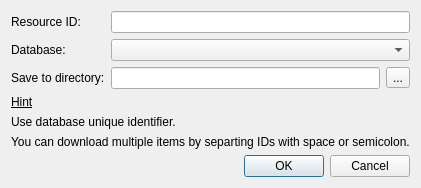
This is src/corelibs/U2Gui/src/util/ui/DownloadRemoteFileDialog.ui in violethaze74/ugene as Qt 5 draws it before an edit. The edited form follows.
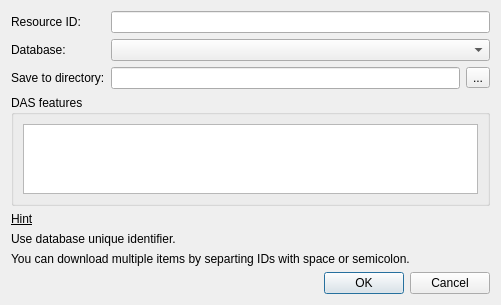
This is the edited form.

```diff
--- a/src/corelibs/U2Gui/src/util/ui/DownloadRemoteFileDialog.ui
+++ b/src/corelibs/U2Gui/src/util/ui/DownloadRemoteFileDialog.ui
@@ -6,10 +6,22 @@
    <rect>
     <x>0</x>
     <y>0</y>
-    <width>405</width>
-    <height>177</height>
+    <width>501</width>
+    <height>291</height>
    </rect>
   </property>
+  <property name="sizePolicy">
+   <sizepolicy hsizetype="Expanding" vsizetype="Expanding">
+    <horstretch>0</horstretch>
+    <verstretch>0</verstretch>
+   </sizepolicy>
+  </property>
+  <property name="minimumSize">
+   <size>
+    <width>480</width>
+    <height>0</height>
+   </size>
+  </property>
   <property name="windowTitle">
    <string>Fetch data from remote database</string>
   </property>
@@ -18,16 +30,35 @@
     <layout class="QGridLayout" name="gridLayout">
      <item row="0" column="0">
       <widget class="QLabel" name="label">
+       <property name="sizePolicy">
+        <sizepolicy hsizetype="Preferred" vsizetype="Fixed">
+         <horstretch>0</horstretch>
+         <verstretch>0</verstretch>
+        </sizepolicy>
+       </property>
        <property name="text">
         <string>Resource ID:</string>
        </property>
       </widget>
      </item>
      <item row="0" column="1">
-      <widget class="QLineEdit" name="idLineEdit"/>
+      <widget class="QLineEdit" name="idLineEdit">
+       <property name="sizePolicy">
+        <sizepolicy hsizetype="Expanding" vsizetype="Fixed">
+         <horstretch>0</horstretch>
+         <verstretch>0</verstretch>
+        </sizepolicy>
+       </property>
+      </widget>
      </item>
      <item row="1" column="0">
       <widget class="QLabel" name="label_3">
+       <property name="sizePolicy">
+        <sizepolicy hsizetype="Preferred" vsizetype="Fixed">
+         <horstretch>0</horstretch>
+         <verstretch>0</verstretch>
+        </sizepolicy>
+       </property>
        <property name="text">
         <string>Database:</string>
        </property>
@@ -43,20 +74,26 @@
        </property>
       </widget>
      </item>
-     <item row="2" column="0">
-      <widget class="QLabel" name="saveFilenameLabel">
-       <property name="text">
-        <string>Save to directory:</string>
-       </property>
-      </widget>
-     </item>
      <item row="2" column="1">
       <layout class="QHBoxLayout" name="horizontalLayout">
        <item>
-        <widget class="QLineEdit" name="saveFilenameLineEdit"/>
+        <widget class="QLineEdit" name="saveFilenameLineEdit">
+         <property name="sizePolicy">
+          <sizepolicy hsizetype="Expanding" vsizetype="Fixed">
+           <horstretch>0</horstretch>
+           <verstretch>0</verstretch>
+          </sizepolicy>
+         </property>
+        </widget>
        </item>
        <item>
         <widget class="QToolButton" name="saveFilenameToolButton">
+         <property name="sizePolicy">
+          <sizepolicy hsizetype="Fixed" vsizetype="Fixed">
+           <horstretch>0</horstretch>
+           <verstretch>0</verstretch>
+          </sizepolicy>
+         </property>
          <property name="text">
           <string>...</string>
          </property>
@@ -64,23 +101,72 @@
        </item>
       </layout>
      </item>
+     <item row="2" column="0">
+      <widget class="QLabel" name="saveFilenameLabel">
+       <property name="sizePolicy">
+        <sizepolicy hsizetype="Preferred" vsizetype="Fixed">
+         <horstretch>0</horstretch>
+         <verstretch>0</verstretch>
+        </sizepolicy>
+       </property>
+       <property name="text">
+        <string>Save to directory:</string>
+       </property>
+      </widget>
+     </item>
     </layout>
    </item>
    <item>
-    <spacer name="verticalSpacer_2">
-     <property name="orientation">
-      <enum>Qt::Vertical</enum>
+    <widget class="QGroupBox" name="dasBox">
+     <property name="sizePolicy">
+      <sizepolicy hsizetype="Expanding" vsizetype="Preferred">
+       <horstretch>0</horstretch>
+       <verstretch>0</verstretch>
+      </sizepolicy>
      </property>
-     <property name="sizeHint" stdset="0">
+     <property name="minimumSize">
       <size>
-       <width>20</width>
-       <height>21</height>
+       <width>0</width>
+       <height>0</height>
       </size>
      </property>
-    </spacer>
+     <property name="title">
+      <string>DAS features</string>
+     </property>
+     <layout class="QVBoxLayout" name="verticalLayout_2">
+      <item>
+       <widget class="QListWidget" name="dasfeaturesWidget">
+        <property name="sizePolicy">
+         <sizepolicy hsizetype="Expanding" vsizetype="Preferred">
+          <horstretch>0</horstretch>
+          <verstretch>0</verstretch>
+         </sizepolicy>
+        </property>
+        <property name="maximumSize">
+         <size>
+          <width>16777215</width>
+          <height>70</height>
+         </size>
+        </property>
+        <property name="baseSize">
+         <size>
+          <width>0</width>
+          <height>0</height>
+         </size>
+        </property>
+       </widget>
+      </item>
+     </layout>
+    </widget>
    </item>
    <item>
     <widget class="QLabel" name="label_5">
+     <property name="sizePolicy">
+      <sizepolicy hsizetype="Preferred" vsizetype="Fixed">
+       <horstretch>0</horstretch>
+       <verstretch>0</verstretch>
+      </sizepolicy>
+     </property>
      <property name="font">
       <font>
        <underline>true</underline>
@@ -93,31 +179,33 @@
    </item>
    <item>
     <widget class="QLabel" name="hintLabel">
+     <property name="sizePolicy">
+      <sizepolicy hsizetype="Preferred" vsizetype="Fixed">
+       <horstretch>0</horstretch>
+       <verstretch>0</verstretch>
+      </sizepolicy>
+     </property>
      <property name="text">
       <string>Use database unique identifier.</string>
      </property>
+     <property name="textInteractionFlags">
+      <set>Qt::LinksAccessibleByMouse|Qt::TextSelectableByMouse</set>
+     </property>
     </widget>
    </item>
    <item>
     <widget class="QLabel" name="label_2">
+     <property name="sizePolicy">
+      <sizepolicy hsizetype="Preferred" vsizetype="Fixed">
+       <horstretch>0</horstretch>
+       <verstretch>0</verstretch>
+      </sizepolicy>
+     </property>
      <property name="text">
       <string>You can download multiple items by separting IDs with space or semicolon.</string>
      </property>
     </widget>
    </item>
-   <item>
-    <spacer name="verticalSpacer">
-     <property name="orientation">
-      <enum>Qt::Vertical</enum>
-     </property>
-     <property name="sizeHint" stdset="0">
-      <size>
-       <width>20</width>
-       <height>21</height>
-      </size>
-     </property>
-    </spacer>
-   </item>
    <item>
     <layout class="QHBoxLayout" name="horizontalLayout_2">
      <property name="sizeConstraint">
@@ -138,6 +226,12 @@
      </item>
      <item>
       <widget class="QPushButton" name="acceptButton">
+       <property name="sizePolicy">
+        <sizepolicy hsizetype="Minimum" vsizetype="Fixed">
+         <horstretch>0</horstretch>
+         <verstretch>0</verstretch>
+        </sizepolicy>
+       </property>
        <property name="text">
         <string>OK</string>
        </property>
@@ -145,6 +239,12 @@
      </item>
      <item>
       <widget class="QPushButton" name="rejectButton">
+       <property name="sizePolicy">
+        <sizepolicy hsizetype="Minimum" vsizetype="Fixed">
+         <horstretch>0</horstretch>
+         <verstretch>0</verstretch>
+        </sizepolicy>
+       </property>
        <property name="text">
         <string>Cancel</string>
        </property>
```
